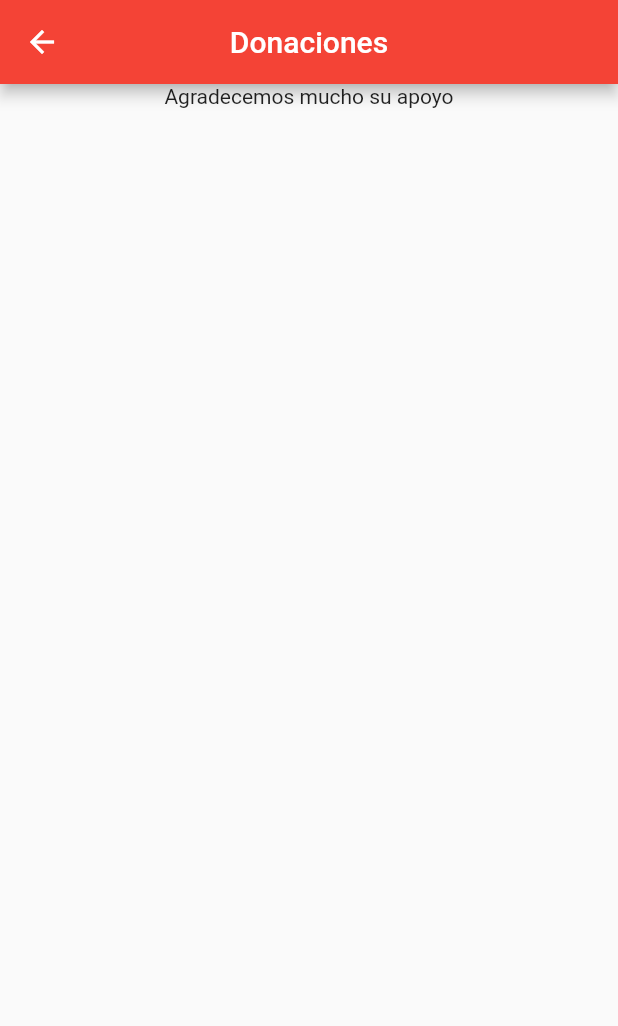
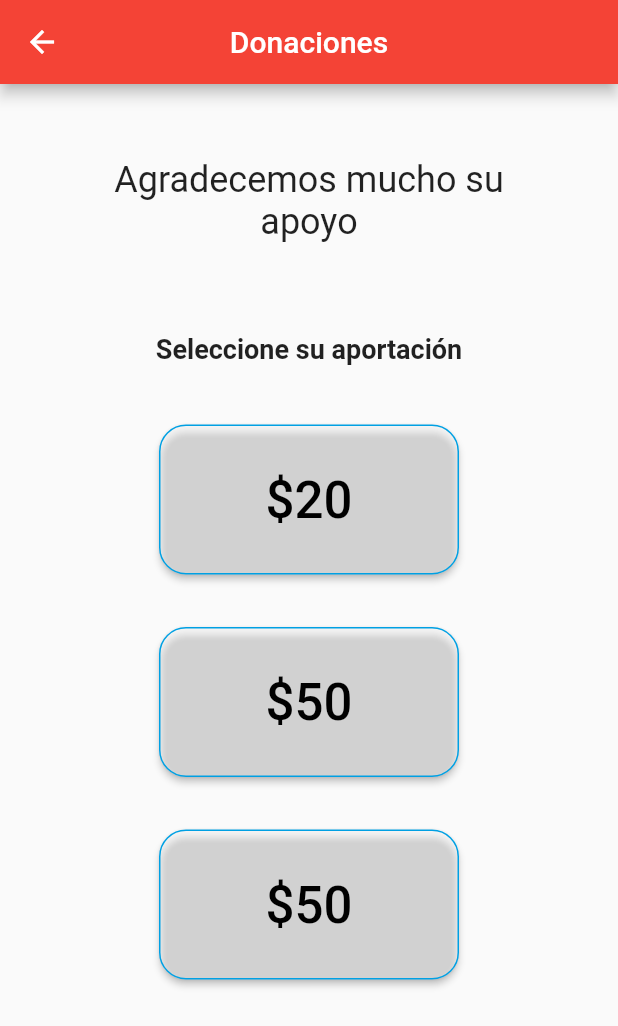
Before and after one commit to kamo28/PDMI, a Flutter app: the DonacionesPage screen opened directly, on a phone screen of 412 x 824 dp. Shown: the top 1026 px of the screen. Run offline on Flutter 3.47's test engine with Material 2 defaults, Android fonts, the phone set to English and light mode, and no system bars; our stand-ins replace webview_flutter; missing offline and left inert: flutter_sms, http_auth; network calls fail.

Commit message:
Pantalla donaciones y comuniciones

```diff
--- a/pdm/lib/inicio.dart
+++ b/pdm/lib/inicio.dart
@@ -1,5 +1,5 @@
 import 'package:flutter/material.dart';
-import 'package:pdm/page/people_page.dart';
+import 'package:pdm/page/contacto_page.dart';
 import 'package:pdm/page/donaciones_page.dart';
 import 'package:pdm/widget/button_widget.dart';
 import 'package:pdm/widget/navigation_drawer_widget.dart';
@@ -43,11 +43,11 @@ class _MainPageState extends State<MainPage> {
                       side: BorderSide(color: Color.fromRGBO(0, 160, 227, 1))
                     ),
                     onPressed: () {
-                      Navigator.push(
+                      /* Navigator.push(
                         context,
                         MaterialPageRoute(
                           builder: (context) => PeoplePage()),
-                      );
+                      ); */
                     },
                     padding: EdgeInsets.all(10.0),
                     color: Colors.white38,
--- a/pdm/lib/page/donaciones_page.dart
+++ b/pdm/lib/page/donaciones_page.dart
@@ -1,4 +1,6 @@
 import 'package:flutter/material.dart';
+import '../PaypalPayment.dart';
+import '../PaypalServices.dart';
 
 class DonacionesPage extends StatelessWidget {
   @override
@@ -12,12 +14,118 @@ class DonacionesPage extends StatelessWidget {
           builder: (context) => Center(
             child: new Column(
               children: <Widget>[
-                Container(
+                Container(////////////////////////////////////////////////////////////////////////
+                  padding: EdgeInsets.all(50.0),
                   child: Align(
                     alignment: Alignment.center,
-                    child: Text("Agradecemos mucho su apoyo"),
+                    child: Text("Agradecemos mucho su apoyo",
+                            style: TextStyle(fontSize: 24, fontWeight: FontWeight.w400),
+                            textAlign: TextAlign.center,
+                    ),
                   ),
-                )
+                ),
+                Container(/////////////////////////////////////////////////////////////////////////
+                  padding: EdgeInsets.all(10.0),
+                  child: Align(
+                    alignment: Alignment.center,
+                    child: Text("Seleccione su aportación",
+                            style: TextStyle(fontSize: 18, fontWeight: FontWeight.bold),
+                    ),
+                  ),
+                ),
+                Container(  ///////////////////////////////////////////////////////////
+                  margin: EdgeInsets.all(30),
+                  height: 100.0,
+                  width: 200,
+                  child: RaisedButton(
+                    shape: RoundedRectangleBorder(
+                      borderRadius: BorderRadius.circular(18.0),
+                      side: BorderSide(color: Color.fromRGBO(0, 160, 227, 1))
+                    ),
+                    onPressed: () {
+                      Navigator.of(context).push(
+                      MaterialPageRoute(
+                        builder: (BuildContext context) => PaypalPayment(
+                          onFinish: (number) async {
+                            // payment done
+                            print('order id: ' + number);
+                          },
+                        ),
+                      ),
+                    );
+                    },
+                    padding: EdgeInsets.all(10.0),
+                    color: Colors.white38,
+                    textColor: Colors.black,
+                    child:
+                      Align(
+                        alignment: Alignment.center,
+                        child: Text("\$20", style: TextStyle(fontSize: 34))
+                      ),
+                  ),
+                ),
+                Container(  ///////////////////////////////////////////////////////////
+                  margin: EdgeInsets.all(5),
+                  height: 100.0,
+                  width: 200,
+                  child: RaisedButton(
+                    shape: RoundedRectangleBorder(
+                      borderRadius: BorderRadius.circular(18.0),
+                      side: BorderSide(color: Color.fromRGBO(0, 160, 227, 1))
+                    ),
+                    onPressed: () {
+                      Navigator.of(context).push(
+                      MaterialPageRoute(
+                        builder: (BuildContext context) => PaypalPayment(
+                          onFinish: (number) async {
+                            // payment done
+                            print('order id: ' + number);
+                          },
+                        ),
+                      ),
+                    );
+                    },
+                    padding: EdgeInsets.all(10.0),
+                    color: Colors.white38,
+                    textColor: Colors.black,
+                    child:
+                      Align(
+                        alignment: Alignment.center,
+                        child: Text("\$50", style: TextStyle(fontSize: 34))
+                      ),
+                  ),
+                ),
+                Container(  ///////////////////////////////////////////////////////////
+                  margin: EdgeInsets.all(30),
+                  height: 100.0,
+                  width: 200,
+                  child: RaisedButton(
+                    shape: RoundedRectangleBorder(
+                      borderRadius: BorderRadius.circular(18.0),
+                      side: BorderSide(color: Color.fromRGBO(0, 160, 227, 1))
+                    ),
+                    onPressed: () {
+                      Navigator.of(context).push(
+                      MaterialPageRoute(
+                        builder: (BuildContext context) => PaypalPayment(
+                          onFinish: (number) async {
+                            // payment done
+                            print('order id: ' + number);
+                          },
+                        ),
+                      ),
+                    );
+                    },
+                    padding: EdgeInsets.all(10.0),
+                    color: Colors.white38,
+                    textColor: Colors.black,
+                    child:
+                      Align(
+                        alignment: Alignment.center,
+                        child: Text("\$50", style: TextStyle(fontSize: 34))
+                      ),
+                  ),
+                ),
               ],
             )
           )
--- a/pdm/lib/widget/navigation_drawer_widget.dart
+++ b/pdm/lib/widget/navigation_drawer_widget.dart
@@ -1,6 +1,6 @@
 import 'package:flutter/material.dart';
 import 'package:pdm/page/donaciones_page.dart';
-import 'package:pdm/page/people_page.dart';
+import 'package:pdm/page/contacto_page.dart';
 import 'package:pdm/page/user_page.dart';
 
 class NavigationDrawerWidget extends StatelessWidget {
@@ -36,7 +36,7 @@ class NavigationDrawerWidget extends StatelessWidget {
                   buildSearchField(),
                   const SizedBox(height: 24),
                   buildMenuItem(
-                    text: 'People',
+                    text: 'Contacto',
                     icon: Icons.people,
                     onClicked: () => selectedItem(context, 0),
                   ),
@@ -166,7 +166,7 @@ class NavigationDrawerWidget extends StatelessWidget {
     switch (index) {
       case 0:
         Navigator.of(context).push(MaterialPageRoute(
-          builder: (context) => PeoplePage(),
+          builder: (context) => ContactoPage(),
         ));
         break;
       case 1:
--- a/pdm/pubspec.yaml
+++ b/pdm/pubspec.yaml
@@ -31,6 +31,8 @@ dependencies:
     sdk: flutter
   webview_flutter:
   http_auth:
+  url_launcher:
+  flutter_sms:
 
   # The following adds the Cupertino Icons font to your application.
   # Use with the CupertinoIcons class for iOS style icons.
```
Also changed, not shown: pdm/lib/PaypalPayment.dart (added, +198 -0 lines), pdm/lib/PaypalServices.dart (added, +88 -0 lines), pdm/lib/page/contacto_page.dart (added, +169 -0 lines), pdm/lib/page/people_page.dart (deleted, +0 -13 lines), pdm/pubspec.lock, 1 other file.
